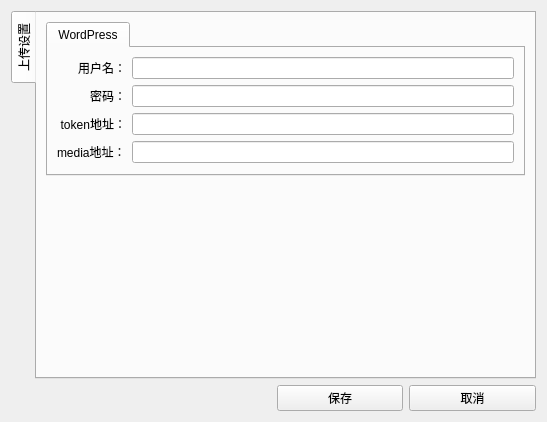
The window that ui/setting.ui (kuaidy/QScreenShot) describes before a commit, drawn with Qt 5.
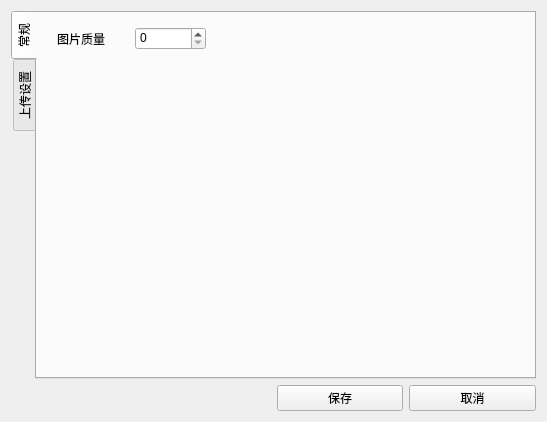
The same window after the commit.

Diff of the .ui file:
```diff
--- a/ui/setting.ui
+++ b/ui/setting.ui
@@ -85,6 +85,40 @@
      <property name="tabBarAutoHide">
       <bool>false</bool>
      </property>
+     <widget class="QWidget" name="tab_convention">
+      <attribute name="title">
+       <string>常规</string>
+      </attribute>
+      <widget class="QWidget" name="layoutWidget">
+       <property name="geometry">
+        <rect>
+         <x>20</x>
+         <y>10</y>
+         <width>149</width>
+         <height>31</height>
+        </rect>
+       </property>
+       <layout class="QGridLayout" name="gridLayout_4">
+        <item row="0" column="1">
+         <widget class="QLabel" name="label_4">
+          <property name="text">
+           <string>图片质量</string>
+          </property>
+         </widget>
+        </item>
+        <item row="0" column="2">
+         <widget class="QSpinBox" name="imageCompressLevel">
+          <property name="alignment">
+           <set>Qt::AlignLeading|Qt::AlignLeft|Qt::AlignTop</set>
+          </property>
+          <property name="maximum">
+           <number>10</number>
+          </property>
+         </widget>
+        </item>
+       </layout>
+      </widget>
+     </widget>
      <widget class="QWidget" name="tab">
       <attribute name="title">
        <string>上传设置</string>
```
